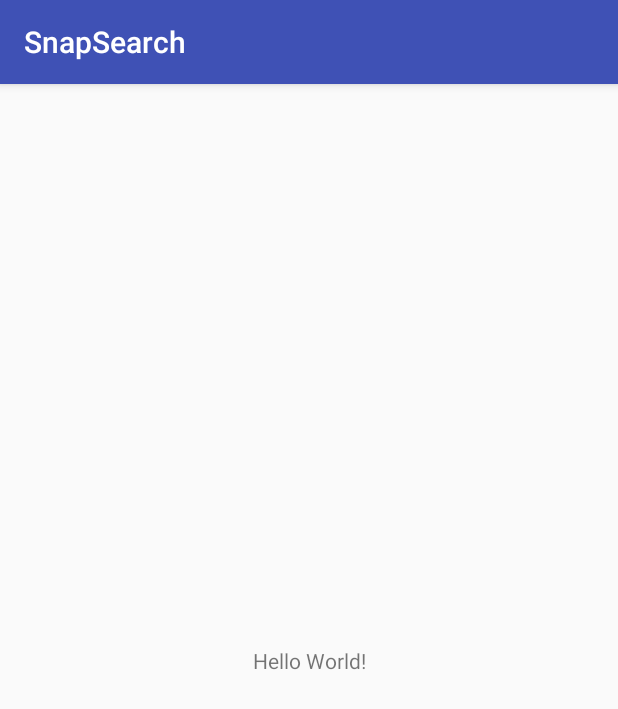
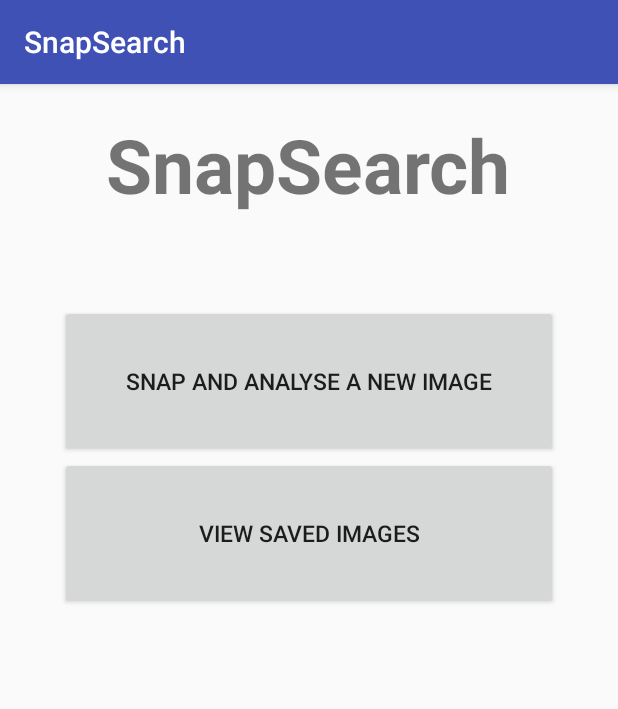
Before and after one commit to OSU-CS492-W18/final-project-team-10, an Android app: the screen it shows after launch (MainActivity), on a phone screen of 412 x 824 dp. Shown: the top 709 px of the screen. Run offline under Robolectric (Android 15) with nearby library versions, the phone set to English and light mode, and no system bars.

Commit message:
Completed Home screen functionality.

```diff
--- a/app/src/main/java/com/example/omar/snapsearch/MainActivity.java
+++ b/app/src/main/java/com/example/omar/snapsearch/MainActivity.java
@@ -1,13 +1,72 @@
 package com.example.omar.snapsearch;
 
+import android.content.Intent;
+import android.graphics.Bitmap;
+import android.graphics.BitmapFactory;
+import android.provider.MediaStore;
 import android.support.v7.app.AppCompatActivity;
 import android.os.Bundle;
+import android.view.View;
+import android.widget.Button;
+import android.widget.ImageView;
+
+import java.io.ByteArrayOutputStream;
 
 public class MainActivity extends AppCompatActivity {
+
+    static final int REQUEST_IMAGE_CAPTURE = 1;
+
+    private Button mNewImageButton;
+    private Button mSavedImagesButton;
 
     @Override
     protected void onCreate(Bundle savedInstanceState) {
         super.onCreate(savedInstanceState);
         setContentView(R.layout.activity_main);
+
+        mNewImageButton = findViewById(R.id.btn_new_image);
+        mSavedImagesButton = findViewById(R.id.btn_saved_images);
+
+        mNewImageButton.setOnClickListener(new View.OnClickListener() {
+            @Override
+            public void onClick(View view) {
+                dispatchTakePictureIntent();
+            }
+        });
+
+        mSavedImagesButton.setOnClickListener(new View.OnClickListener() {
+            @Override
+            public void onClick(View view) {
+                dispatchSavedImagesActivityIntent();
+            }
+        });
+    }
+
+    private void dispatchSavedImagesActivityIntent() {
+        Intent savedImagesActivityIntent = new Intent(this, SavedImagesActivity.class);
+        startActivity(savedImagesActivityIntent);
+    }
+
+    private void dispatchTakePictureIntent() {
+        Intent takePictureIntent = new Intent(MediaStore.ACTION_IMAGE_CAPTURE);
+        if (takePictureIntent.resolveActivity(getPackageManager()) != null) {
+            startActivityForResult(takePictureIntent, REQUEST_IMAGE_CAPTURE);
+        }
+    }
+
+    @Override
+    protected void onActivityResult(int requestCode, int resultCode, Intent data) {
+        if (requestCode == REQUEST_IMAGE_CAPTURE && resultCode == RESULT_OK) {
+            Bundle extras = data.getExtras();
+            Bitmap imageBitmap = (Bitmap) extras.get("data");
+
+            ByteArrayOutputStream stream = new ByteArrayOutputStream();
+            imageBitmap.compress(Bitmap.CompressFormat.PNG, 100, stream);
+            byte[] byteArray = stream.toByteArray();
+
+            Intent singleImageActivityIntent = new Intent(this, SingleImageActivity.class);
+            singleImageActivityIntent.putExtra("image", byteArray);
+            startActivity(singleImageActivityIntent);
+        }
     }
 }
--- a/app/src/main/res/layout/activity_main.xml
+++ b/app/src/main/res/layout/activity_main.xml
@@ -1,18 +1,39 @@
 <?xml version="1.0" encoding="utf-8"?>
-<android.support.constraint.ConstraintLayout xmlns:android="http://schemas.android.com/apk/res/android"
-    xmlns:app="http://schemas.android.com/apk/res-auto"
+<LinearLayout
+    xmlns:android="http://schemas.android.com/apk/res/android"
     xmlns:tools="http://schemas.android.com/tools"
     android:layout_width="match_parent"
     android:layout_height="match_parent"
+    android:orientation="vertical"
     tools:context="com.example.omar.snapsearch.MainActivity">
 
     <TextView
         android:layout_width="wrap_content"
         android:layout_height="wrap_content"
-        android:text="Hello World!"
-        app:layout_constraintBottom_toBottomOf="parent"
-        app:layout_constraintLeft_toLeftOf="parent"
-        app:layout_constraintRight_toRightOf="parent"
-        app:layout_constraintTop_toTopOf="parent" />
+        android:text="SnapSearch"
+        android:textStyle="bold"
+        android:textSize="50sp"
+        android:layout_margin="20dp"
+        android:layout_gravity="center"/>
 
-</android.support.constraint.ConstraintLayout>
+    <Button
+        android:id="@+id/btn_new_image"
+        android:layout_width="match_parent"
+        android:layout_height="wrap_content"
+        android:padding="40dp"
+        android:layout_marginTop="40dp"
+        android:layout_marginHorizontal="40dp"
+        android:textSize="15sp"
+        android:text="@string/btn_new_image"/>
+
+    <Button
+        android:id="@+id/btn_saved_images"
+        android:layout_width="match_parent"
+        android:layout_height="wrap_content"
+        android:padding="40dp"
+        android:layout_marginHorizontal="40dp"
+        android:textSize="15sp"
+        android:text="@string/btn_saved_images"/>
+
+
+</LinearLayout>
--- a/app/src/main/res/values/strings.xml
+++ b/app/src/main/res/values/strings.xml
@@ -1,3 +1,7 @@
 <resources>
     <string name="app_name">SnapSearch</string>
+
+    <!--Main Activity-->
+    <string name="btn_new_image">Snap and Analyse a new image</string>
+    <string name="btn_saved_images">View saved images</string>
 </resources>
```
Also changed, not shown: app/src/main/AndroidManifest.xml (+21 -3 lines), app/src/main/java/com/example/omar/snapsearch/SingleImageActivity.java (+12 -0 lines), app/src/main/res/layout/activity_saved_images.xml (+15 -3 lines), app/src/main/res/layout/activity_single_image.xml (+18 -3 lines), 85 other files.
